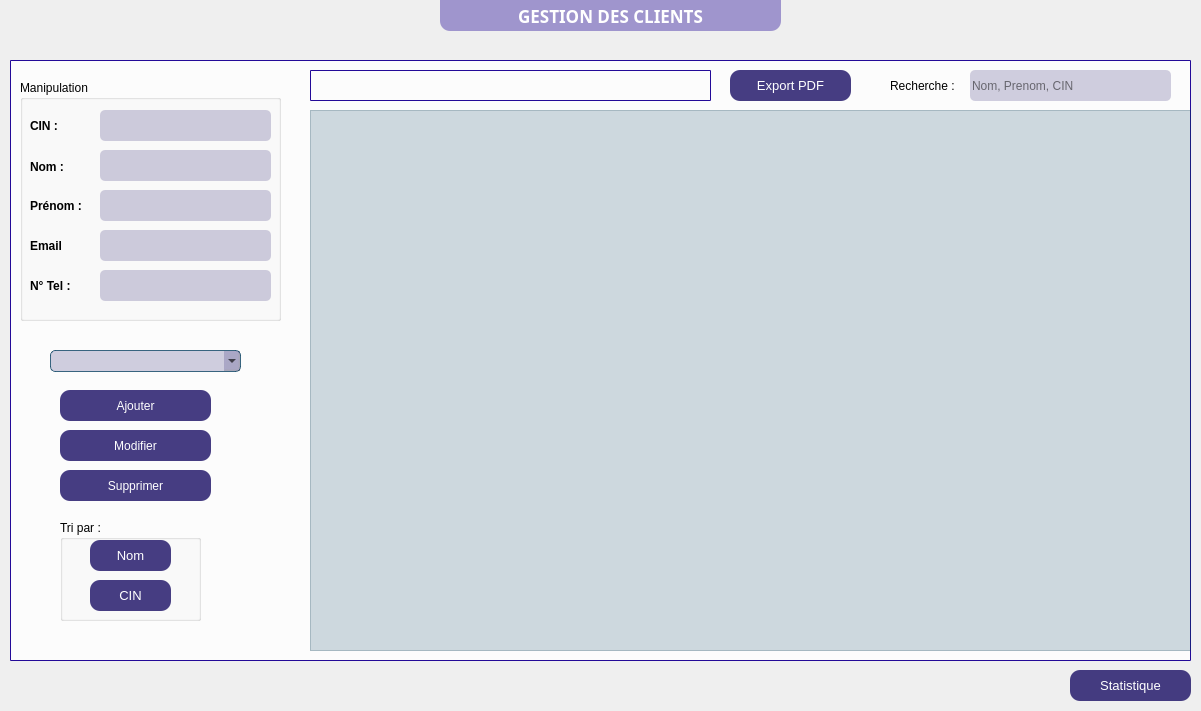
Qt form mainwindow.ui (ProjetCPlusPlus2A41/projetcpp2a41-classroom-2a41-innostay) before a commit.
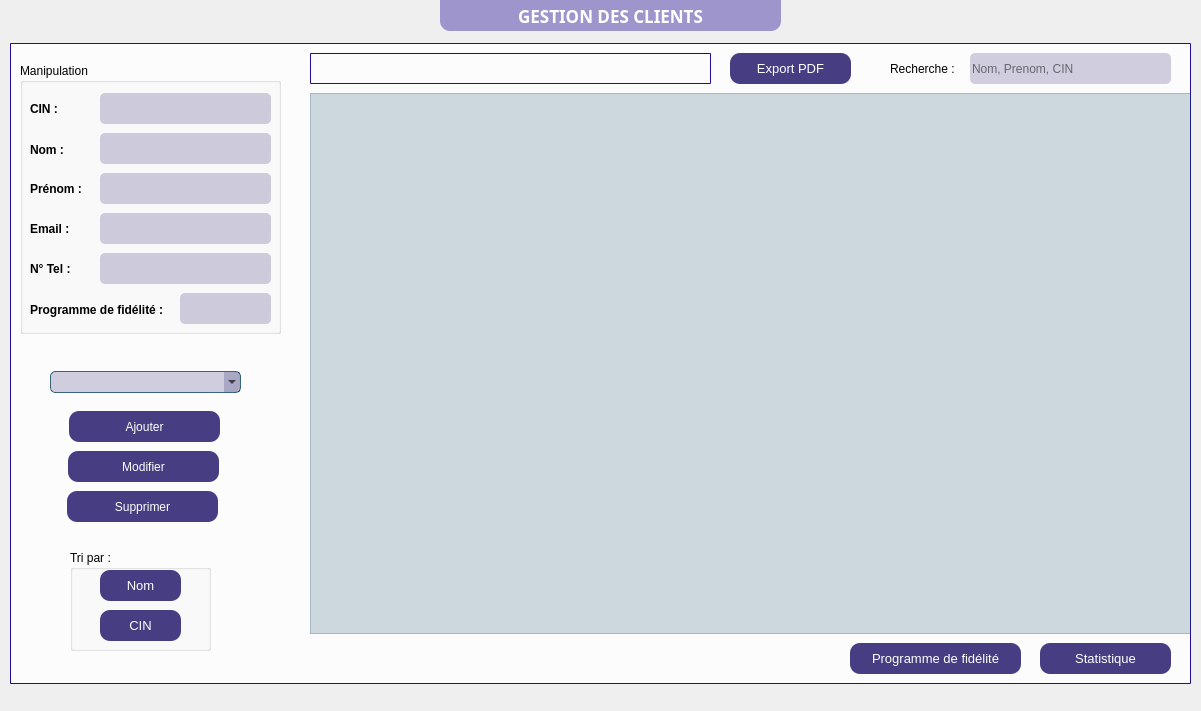
The same form after that commit. Icons and pictures are not drawn.

Patch:
```diff
--- a/mainwindow.ui
+++ b/mainwindow.ui
@@ -34,7 +34,7 @@
     <property name="geometry">
      <rect>
       <x>970</x>
-      <y>70</y>
+      <y>53</y>
       <width>201</width>
       <height>31</height>
      </rect>
@@ -63,7 +63,7 @@
     <property name="geometry">
      <rect>
       <x>310</x>
-      <y>70</y>
+      <y>53</y>
       <width>401</width>
       <height>31</height>
      </rect>
@@ -85,7 +85,7 @@
     <property name="geometry">
      <rect>
       <x>890</x>
-      <y>70</y>
+      <y>53</y>
       <width>81</width>
       <height>31</height>
      </rect>
@@ -97,8 +97,8 @@
    <widget class="QGroupBox" name="groupBox_2">
     <property name="geometry">
      <rect>
-      <x>60</x>
-      <y>520</y>
+      <x>70</x>
+      <y>550</y>
       <width>141</width>
       <height>101</height>
      </rect>
@@ -166,8 +166,8 @@
    <widget class="QPushButton" name="bt_modifier">
     <property name="geometry">
      <rect>
-      <x>60</x>
-      <y>430</y>
+      <x>68</x>
+      <y>451</y>
       <width>151</width>
       <height>31</height>
      </rect>
@@ -190,7 +190,7 @@
     <property name="geometry">
      <rect>
       <x>730</x>
-      <y>70</y>
+      <y>53</y>
       <width>121</width>
       <height>31</height>
      </rect>
@@ -218,7 +218,7 @@
     <property name="geometry">
      <rect>
       <x>310</x>
-      <y>110</y>
+      <y>93</y>
       <width>881</width>
       <height>541</height>
      </rect>
@@ -232,7 +232,7 @@
     <property name="geometry">
      <rect>
       <x>50</x>
-      <y>350</y>
+      <y>371</y>
       <width>191</width>
       <height>22</height>
      </rect>
@@ -256,8 +256,8 @@
    <widget class="QPushButton" name="bt_supprimer">
     <property name="geometry">
      <rect>
-      <x>60</x>
-      <y>470</y>
+      <x>67</x>
+      <y>491</y>
       <width>151</width>
       <height>31</height>
      </rect>
@@ -280,9 +280,9 @@
     <property name="geometry">
      <rect>
       <x>20</x>
-      <y>80</y>
+      <y>63</y>
       <width>261</width>
-      <height>241</height>
+      <height>271</height>
      </rect>
     </property>
     <property name="title">
@@ -325,7 +325,7 @@
       </font>
      </property>
      <property name="text">
-      <string>Email</string>
+      <string>Email :</string>
      </property>
     </widget>
     <widget class="QLabel" name="label_3">
@@ -491,12 +491,52 @@
 }</string>
      </property>
     </widget>
+    <widget class="QLabel" name="label_13">
+     <property name="geometry">
+      <rect>
+       <x>10</x>
+       <y>231</y>
+       <width>141</width>
+       <height>31</height>
+      </rect>
+     </property>
+     <property name="font">
+      <font>
+       <pointsize>9</pointsize>
+       <weight>75</weight>
+       <bold>true</bold>
+      </font>
+     </property>
+     <property name="text">
+      <string>Programme de fidélité :</string>
+     </property>
+    </widget>
+    <widget class="QLineEdit" name="line_points">
+     <property name="geometry">
+      <rect>
+       <x>160</x>
+       <y>230</y>
+       <width>91</width>
+       <height>31</height>
+      </rect>
+     </property>
+     <property name="styleSheet">
+      <string notr="true">QLineEdit {
+background-color: rgba(20, 9, 97, 50);
+border-radius: 5px;
+}
+QLineEdit:hover {
+border: 1px solid rgba(9, 65, 97, 200);
+border-radius: 5px;
+}</string>
+     </property>
+    </widget>
    </widget>
    <widget class="QPushButton" name="bt_ajouter">
     <property name="geometry">
      <rect>
-      <x>60</x>
-      <y>390</y>
+      <x>69</x>
+      <y>411</y>
       <width>151</width>
       <height>31</height>
      </rect>
@@ -535,9 +575,9 @@
     <property name="geometry">
      <rect>
       <x>10</x>
-      <y>60</y>
+      <y>43</y>
       <width>1181</width>
-      <height>601</height>
+      <height>641</height>
      </rect>
     </property>
     <property name="styleSheet">
@@ -582,9 +622,9 @@
    <widget class="QPushButton" name="bt_stat">
     <property name="geometry">
      <rect>
-      <x>1070</x>
-      <y>670</y>
-      <width>121</width>
+      <x>1040</x>
+      <y>643</y>
+      <width>131</width>
       <height>31</height>
      </rect>
     </property>
@@ -607,6 +647,34 @@
      <string>Statistique</string>
     </property>
    </widget>
+   <widget class="QPushButton" name="bt_points">
+    <property name="geometry">
+     <rect>
+      <x>850</x>
+      <y>643</y>
+      <width>171</width>
+      <height>31</height>
+     </rect>
+    </property>
+    <property name="font">
+     <font>
+      <pointsize>10</pointsize>
+     </font>
+    </property>
+    <property name="styleSheet">
+     <string notr="true">QPushButton {
+background-color: rgba(20, 9, 97, 200);
+border-radius: 10px;
+color:white;
+}
+QPushButton:hover {
+background-color: qlineargradient(spread:pad, x1:0, y1:0, x2:0, y2:1, stop:0 rgba(117, 201, 187, 200), stop:1 rgba(20, 9, 97, 200));
+}</string>
+    </property>
+    <property name="text">
+     <string>Programme de fidélité</string>
+    </property>
+   </widget>
    <zorder>label</zorder>
    <zorder>Background_image_2</zorder>
    <zorder>Background_image_3</zorder>
@@ -623,6 +691,7 @@
    <zorder>bt_ajouter</zorder>
    <zorder>labe_TitlePerso</zorder>
    <zorder>bt_stat</zorder>
+   <zorder>bt_points</zorder>
   </widget>
  </widget>
  <resources/>
```
